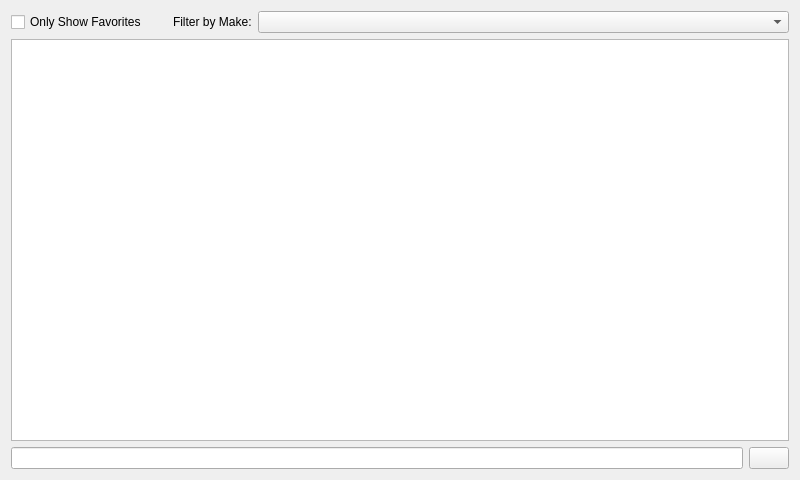
The window that pirselectkeysetform.ui (jpietrzak8/Pierogi) describes before a commit, drawn with Qt 5.
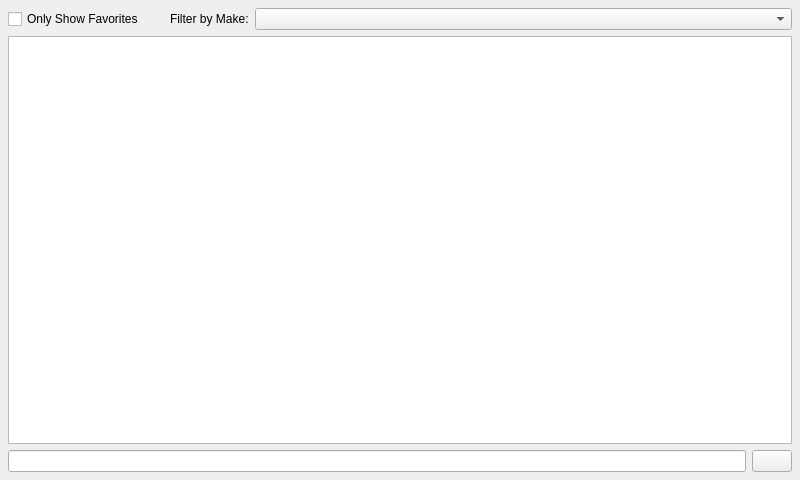
The same window after the commit. Icons and pictures are not drawn.

```diff
--- a/pirselectkeysetform.ui
+++ b/pirselectkeysetform.ui
@@ -17,6 +17,9 @@
    <string>Select Keyset</string>
   </property>
   <layout class="QVBoxLayout" name="verticalLayout">
+   <property name="margin">
+    <number>8</number>
+   </property>
    <item>
     <layout class="QHBoxLayout" name="horizontalLayout_3">
      <item>
```
